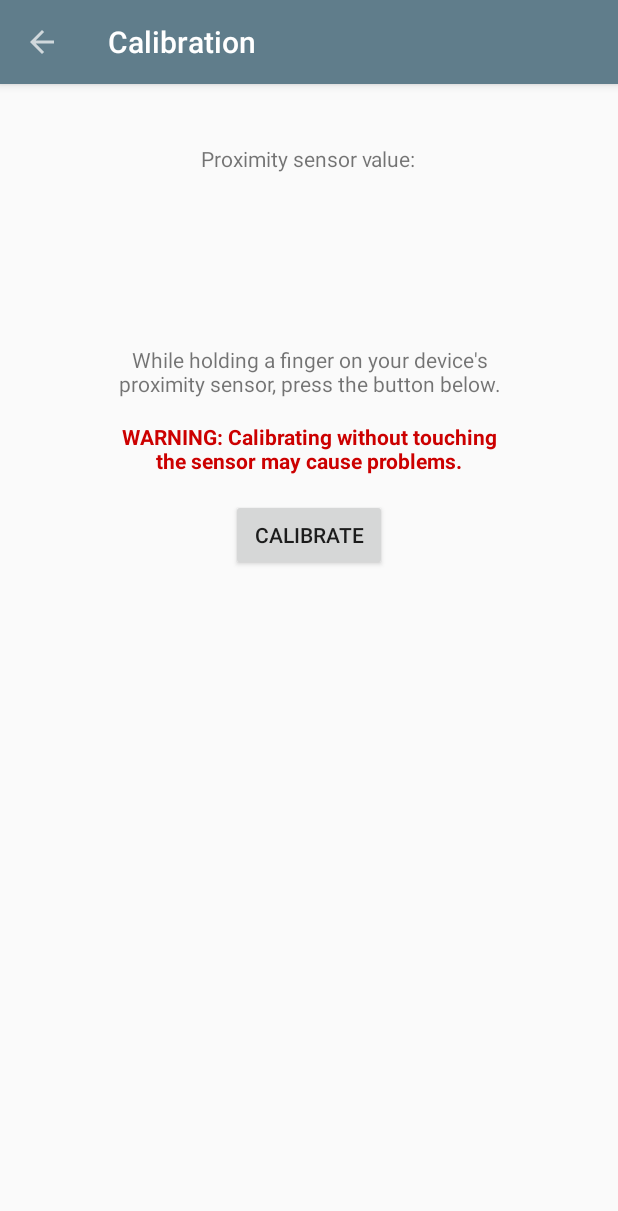
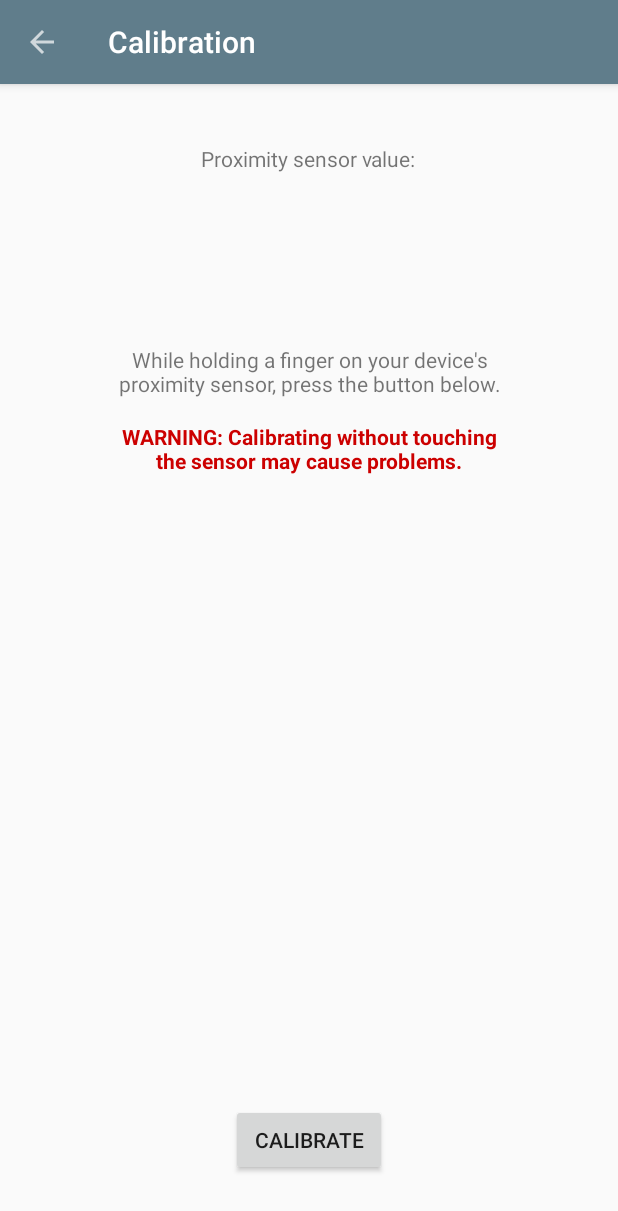
Before and after one commit to yifanfwu/ProximityLock, an Android app: the screen it shows after launch (CalibrationActivity), on a phone screen of 412 x 824 dp. Shown: the top 1211 px of the screen. Run offline under Robolectric (Android 15) with nearby library versions, the phone set to English and light mode, and no system bars.

```diff
--- a/app/src/main/AndroidManifest.xml
+++ b/app/src/main/AndroidManifest.xml
@@ -59,6 +59,9 @@
         <receiver
             android:name=".BootReceiver"
             android:enabled="true" >
+            <intent-filter>
+                <action android:name="android.intent.action.BOOT_COMPLETED" />
+            </intent-filter>
         </receiver>
         <receiver
             android:name=".PhoneCallReceiver" >
--- a/app/src/main/java/com/yifanfwu/proximitylock/BootReceiver.java
+++ b/app/src/main/java/com/yifanfwu/proximitylock/BootReceiver.java
@@ -5,6 +5,7 @@ import android.content.Context;
 import android.content.Intent;
 import android.content.SharedPreferences;
 import android.preference.PreferenceManager;
+import android.util.Log;
 
 public class BootReceiver extends BroadcastReceiver {
     public BootReceiver() {
@@ -15,6 +16,7 @@ public class BootReceiver extends BroadcastReceiver {
         SharedPreferences preferences = PreferenceManager.getDefaultSharedPreferences(context);
 
         if ("android.intent.action.BOOT_COMPLETED".equals(intent.getAction()) && preferences.getBoolean("enabled", true)) {
+            Log.d("Boot completed: ", "success");
             Intent startIntent = new Intent(context, SensorService.class);
             context.startService(startIntent);
         }
--- a/app/src/main/java/com/yifanfwu/proximitylock/CalibrationActivity.java
+++ b/app/src/main/java/com/yifanfwu/proximitylock/CalibrationActivity.java
@@ -48,6 +48,7 @@ public class CalibrationActivity extends AppCompatActivity implements SensorEven
 
                 TextView description = (TextView) findViewById(R.id.description);
                 description.setText(getResources().getString(R.string.calibrate_back));
+                description.setTextAppearance(getApplicationContext(), R.style.bold_text);
             }
         });
 
--- a/app/src/main/res/layout/activity_calibration.xml
+++ b/app/src/main/res/layout/activity_calibration.xml
@@ -1,15 +1,15 @@
-<LinearLayout xmlns:android="http://schemas.android.com/apk/res/android"
+<RelativeLayout xmlns:android="http://schemas.android.com/apk/res/android"
     xmlns:tools="http://schemas.android.com/tools"
     android:layout_width="match_parent"
     android:layout_height="match_parent"
     xmlns:app="http://schemas.android.com/apk/res-auto"
-    android:orientation="vertical"
     tools:context="com.yifanfwu.proximitylock.CalibrationActivity">
 
     <android.support.v7.widget.Toolbar
         android:id="@+id/toolbar"
         android:layout_width="match_parent"
         android:layout_height="wrap_content"
+        android:layout_alignParentTop="true"
         android:background="@color/primary"
         android:elevation="4dp"
         app:elevation="4dp"
@@ -20,7 +20,8 @@
         android:id="@+id/value_description"
         android:layout_width="wrap_content"
         android:layout_height="wrap_content"
-        android:layout_gravity="center_horizontal"
+        android:layout_below="@id/toolbar"
+        android:layout_centerHorizontal="true"
         android:text="@string/value_description"
         android:layout_marginTop="40dp"/>
 
@@ -28,7 +29,8 @@
         android:id="@+id/value"
         android:layout_width="wrap_content"
         android:layout_height="wrap_content"
-        android:layout_gravity="center_horizontal"
+        android:layout_below="@id/value_description"
+        android:layout_centerHorizontal="true"
         tools:text="@string/hello_world"
         android:textSize="56sp" />
 
@@ -37,8 +39,9 @@
         android:layout_width="wrap_content"
         android:maxWidth="256dp"
         android:layout_height="wrap_content"
+        android:layout_below="@id/value"
         android:text="@string/calibrate_description"
-        android:layout_gravity="center_horizontal"
+        android:layout_centerHorizontal="true"
         android:gravity="center_horizontal"
         android:layout_marginTop="40dp"/>
 
@@ -47,10 +50,11 @@
         android:layout_width="wrap_content"
         android:maxWidth="256dp"
         android:layout_height="wrap_content"
+        android:layout_below="@id/description"
         android:text="@string/calibrate_warning"
         android:textStyle="bold"
         android:textColor="@android:color/holo_red_dark"
-        android:layout_gravity="center_horizontal"
+        android:layout_centerHorizontal="true"
         android:gravity="center_horizontal"
         android:layout_marginTop="16dp"/>
 
@@ -58,8 +62,9 @@
         android:id="@+id/calibrate_button"
         android:layout_width="104dp"
         android:layout_height="wrap_content"
-        android:layout_gravity="center_horizontal"
-        android:layout_marginTop="16dp"
+        android:layout_alignParentBottom="true"
+        android:layout_centerHorizontal="true"
+        android:layout_margin="40dp"
         android:text="@string/button_calibrate" />
 
-</LinearLayout>
+</RelativeLayout>
--- a/app/src/main/res/values/strings.xml
+++ b/app/src/main/res/values/strings.xml
@@ -19,7 +19,7 @@
     their finger on the proximity sensor (usually located adjacent to the earpiece).</string>
     <string name="calibrate_description">While holding a finger on your device\'s proximity sensor, press the button below.</string>
     <string name="calibrate_warning">WARNING: Calibrating without touching the sensor may cause problems.</string>
-    <string name="calibrate_back">Press the back arrow to continue</string>
+    <string name="calibrate_back">PRESS THE BACK ARROW TO CONTINUE.</string>
     <string name="value_description">Proximity sensor value:</string>
 
     <string name="title_activity_settings">Settings</string>
--- a/app/src/main/res/values/styles.xml
+++ b/app/src/main/res/values/styles.xml
@@ -6,4 +6,8 @@
         <item name="android:colorPrimaryDark">@color/primary_dark</item>
     </style>
 
+    <style name="bold_text">
+        <item name="android:textStyle">bold|italic</item>
+    </style>
+
 </resources>
```
Also changed, not shown: app/build.gradle (+4 -4 lines), 1 other file.
